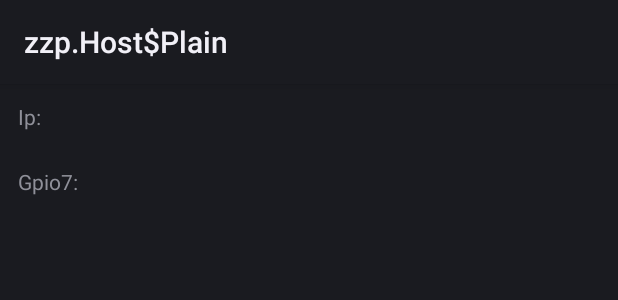
After one commit to Mercandj/home, an Android app: the layout activity_main.xml on its own in the app's theme, with its tools: preview values and no code run, on a phone screen of 412 x 824 dp. The commit adds this screen. Shown: the top 300 px of the screen. Run offline under Robolectric (Android 15) with nearby library versions, the phone set to English and light mode, and no system bars.

Commit message:
[Things][MainActivity] :art: Display pin 7 status. Display wifi ip

```diff
--- a/build.gradle
+++ b/build.gradle
@@ -2,6 +2,7 @@
 
 buildscript {
     ext.kotlin_version = '1.2.10'
+    ext.support_version = '27.0.2'
     repositories {
         google()
         jcenter()
--- a/things/src/main/AndroidManifest.xml
+++ b/things/src/main/AndroidManifest.xml
@@ -1,6 +1,8 @@
 <?xml version="1.0" encoding="utf-8"?>
 <manifest package="com.mercandalli.android.home"
     xmlns:android="http://schemas.android.com/apk/res/android">
+
+    <uses-permission android:name="android.permission.ACCESS_WIFI_STATE" />
 
     <application>
         <uses-library android:name="com.google.android.things" />
--- /dev/null
+++ b/things/src/main/res/layout/activity_main.xml
@@ -0,0 +1,21 @@
+<?xml version="1.0" encoding="utf-8"?>
+<LinearLayout xmlns:android="http://schemas.android.com/apk/res/android"
+    android:layout_width="match_parent"
+    android:layout_height="match_parent"
+    android:orientation="vertical">
+
+    <TextView
+        android:id="@+id/activity_main_ip"
+        android:layout_margin="12dp"
+        android:text="Ip: "
+        android:layout_width="match_parent"
+        android:layout_height="wrap_content" />
+
+    <TextView
+        android:id="@+id/activity_main_gpio7"
+        android:layout_margin="12dp"
+        android:text="Gpio7: "
+        android:layout_width="match_parent"
+        android:layout_height="wrap_content" />
+
+</LinearLayout>
```
Also changed, not shown: mobile/build.gradle (+4 -4 lines), things/build.gradle (+4 -4 lines), things/src/main/java/com/mercandalli/android/home/MainActivity.kt (+42 -5 lines).
